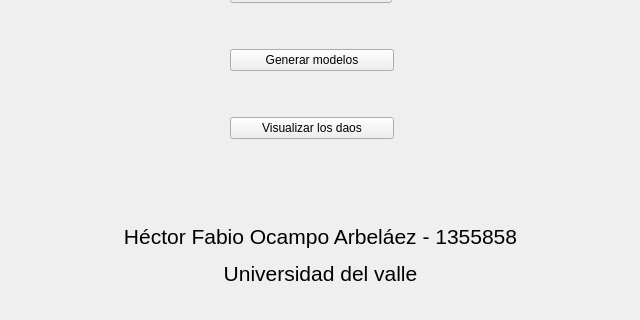
Before: the Qt Designer form Vistas/main.ui in hector2603/trabajoDeGrado, drawn with Qt 5; both pictures show x 0 to 640 and y 210 to 530 of the 640 by 530 pixel window.
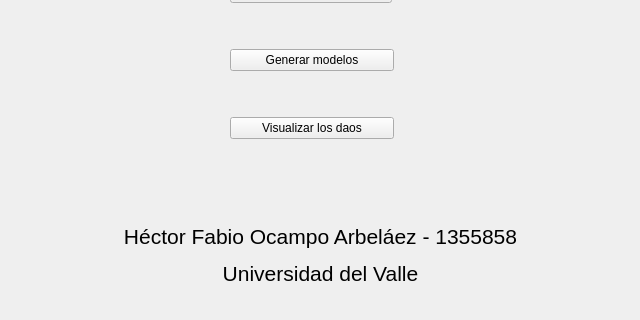
After: the same form once the commit is applied.

Diff of the .ui file:
```diff
--- a/Vistas/main.ui
+++ b/Vistas/main.ui
@@ -37,7 +37,7 @@
      </rect>
     </property>
     <property name="text">
-     <string>&lt;html&gt;&lt;head/&gt;&lt;body&gt;&lt;p align=&quot;center&quot;&gt;&lt;span style=&quot; font-size:16pt;&quot;&gt;Héctor Fabio Ocampo Arbeláez - 1355858&lt;/span&gt;&lt;/p&gt;&lt;p align=&quot;center&quot;&gt;&lt;span style=&quot; font-size:16pt;&quot;&gt;Universidad del valle&lt;/span&gt;&lt;/p&gt;&lt;/body&gt;&lt;/html&gt;</string>
+     <string>&lt;html&gt;&lt;head/&gt;&lt;body&gt;&lt;p align=&quot;center&quot;&gt;&lt;span style=&quot; font-size:16pt;&quot;&gt;Héctor Fabio Ocampo Arbeláez - 1355858&lt;/span&gt;&lt;/p&gt;&lt;p align=&quot;center&quot;&gt;&lt;span style=&quot; font-size:16pt;&quot;&gt;Universidad del Valle&lt;/span&gt;&lt;/p&gt;&lt;/body&gt;&lt;/html&gt;</string>
     </property>
    </widget>
    <widget class="QWidget" name="horizontalLayoutWidget">
```
